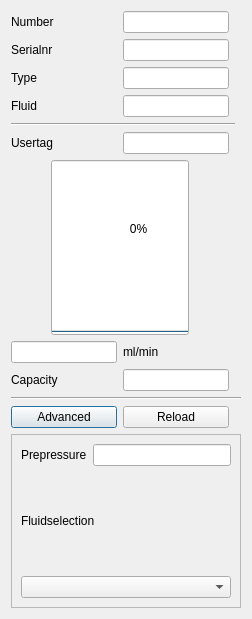
Old version of the form ui/flowchannel_meter.ui in the repository ArJKloek/FlowControl.
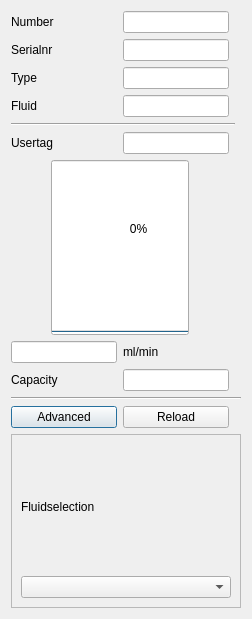
New version of the form.

Commit message: removed pressure

What changed in the file:
```diff
--- a/ui/flowchannel_meter.ui
+++ b/ui/flowchannel_meter.ui
@@ -69,30 +69,16 @@
       <enum>QFrame::Raised</enum>
      </property>
      <layout class="QGridLayout" name="gridLayout_5">
-      <item row="2" column="0">
-       <widget class="QComboBox" name="cb_fluids"/>
-      </item>
       <item row="1" column="0">
+       <widget class="QComboBox" name="cb_fluids"/>
+      </item>
+      <item row="0" column="0">
        <widget class="QLabel" name="label_2">
         <property name="text">
          <string>Fluidselection</string>
         </property>
        </widget>
       </item>
-      <item row="0" column="0">
-       <layout class="QGridLayout" name="gridLayout_3">
-        <item row="0" column="0">
-         <widget class="QLabel" name="label_3">
-          <property name="text">
-           <string>Prepressure</string>
-          </property>
-         </widget>
-        </item>
-        <item row="0" column="1">
-         <widget class="QLineEdit" name="le_pressure"/>
-        </item>
-       </layout>
-      </item>
      </layout>
     </widget>
    </item>
```
The commit also changes 3 other files.
